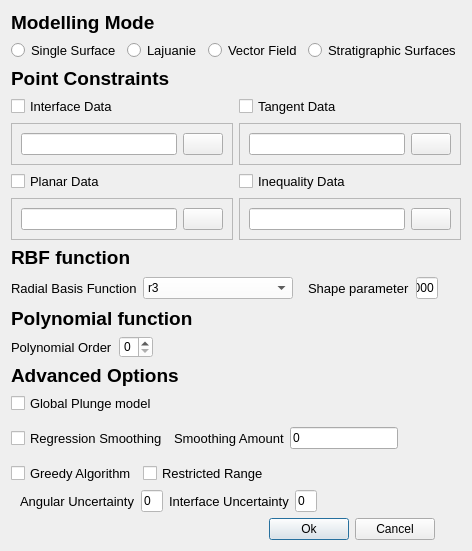
MichaelHillier/surfe, file surfe_lib/ui/input.ui: the form before one commit.
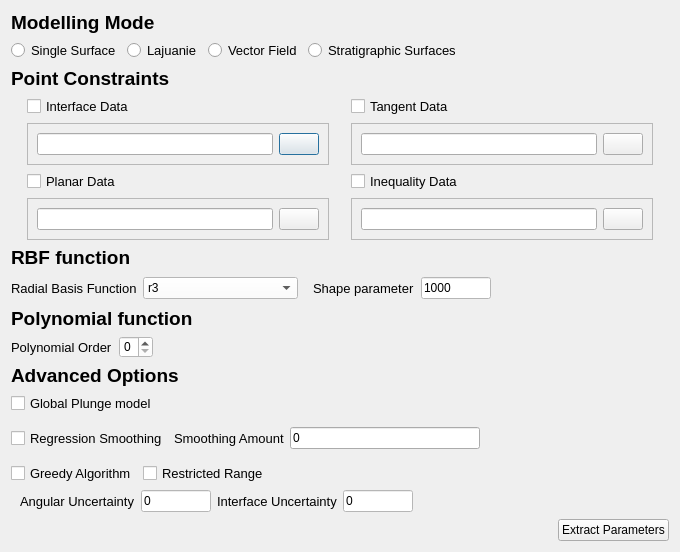
The form after the commit. Icons and pictures are not drawn.

Commit message: Signficantly expanded API. Enhanced GUI. Added the CSV data readers. Added more exceptions. Ready for testing.

```diff
--- a/surfe_lib/ui/input.ui
+++ b/surfe_lib/ui/input.ui
@@ -6,12 +6,12 @@
    <rect>
     <x>0</x>
     <y>0</y>
-    <width>407</width>
-    <height>443</height>
+    <width>680</width>
+    <height>552</height>
    </rect>
   </property>
   <property name="sizePolicy">
-   <sizepolicy hsizetype="Preferred" vsizetype="Preferred">
+   <sizepolicy hsizetype="Minimum" vsizetype="Minimum">
     <horstretch>0</horstretch>
     <verstretch>0</verstretch>
    </sizepolicy>
@@ -19,6 +19,12 @@
   <property name="windowTitle">
    <string>Surfe Input Parameters</string>
   </property>
+  <property name="windowIcon">
+   <iconset resource="resources.qrc">
+    <normaloff>:/images/images/rbf.png</normaloff>:/images/images/rbf.png</iconset>
+  </property>
+  <layout class="QGridLayout" name="gridLayout_8">
+   <item row="0" column="0" colspan="2">
   <layout class="QGridLayout" name="gridLayout_7">
    <item row="0" column="0">
     <widget class="QLabel" name="label_2">
@@ -35,7 +41,7 @@
      </property>
     </widget>
    </item>
-   <item row="1" column="0" colspan="3">
+     <item row="1" column="0">
     <layout class="QHBoxLayout" name="horizontalLayout_7">
      <item>
       <widget class="QRadioButton" name="single_surface_button">
@@ -119,6 +125,198 @@
      </property>
     </widget>
    </item>
+     <item row="3" column="0">
+      <layout class="QGridLayout" name="gridLayout_2">
+       <item row="1" column="0">
+        <widget class="QFrame" name="interface_frame">
+         <property name="enabled">
+          <bool>true</bool>
+         </property>
+         <property name="maximumSize">
+          <size>
+           <width>302</width>
+           <height>16777215</height>
+          </size>
+         </property>
+         <property name="frameShape">
+          <enum>QFrame::StyledPanel</enum>
+         </property>
+         <property name="frameShadow">
+          <enum>QFrame::Raised</enum>
+         </property>
+         <layout class="QGridLayout" name="gridLayout">
+          <item row="0" column="0">
+           <widget class="QLineEdit" name="interface_file_text"/>
+          </item>
+          <item row="0" column="1">
+           <widget class="QPushButton" name="interface_browse_button">
+            <property name="text">
+             <string/>
+            </property>
+            <property name="icon">
+             <iconset resource="resources.qrc">
+              <normaloff>:/images/images/blank-yellow-folder.png</normaloff>:/images/images/blank-yellow-folder.png</iconset>
+            </property>
+           </widget>
+          </item>
+         </layout>
+         <zorder>interface_browse_button</zorder>
+         <zorder>interface_file_text</zorder>
+        </widget>
+       </item>
+       <item row="1" column="1">
+        <widget class="QFrame" name="tangent_frame">
+         <property name="maximumSize">
+          <size>
+           <width>302</width>
+           <height>16777215</height>
+          </size>
+         </property>
+         <property name="frameShape">
+          <enum>QFrame::StyledPanel</enum>
+         </property>
+         <property name="frameShadow">
+          <enum>QFrame::Raised</enum>
+         </property>
+         <layout class="QGridLayout" name="gridLayout_3">
+          <item row="0" column="0">
+           <widget class="QLineEdit" name="tangent_file_text"/>
+          </item>
+          <item row="0" column="1">
+           <widget class="QPushButton" name="tangent_browse_button">
+            <property name="text">
+             <string/>
+            </property>
+            <property name="icon">
+             <iconset resource="resources.qrc">
+              <normaloff>:/images/images/blank-yellow-folder.png</normaloff>:/images/images/blank-yellow-folder.png</iconset>
+            </property>
+           </widget>
+          </item>
+         </layout>
+        </widget>
+       </item>
+       <item row="3" column="0">
+        <widget class="QFrame" name="planar_frame">
+         <property name="maximumSize">
+          <size>
+           <width>302</width>
+           <height>16777215</height>
+          </size>
+         </property>
+         <property name="frameShape">
+          <enum>QFrame::StyledPanel</enum>
+         </property>
+         <property name="frameShadow">
+          <enum>QFrame::Raised</enum>
+         </property>
+         <layout class="QGridLayout" name="gridLayout_4">
+          <item row="0" column="0">
+           <widget class="QLineEdit" name="planar_file_text"/>
+          </item>
+          <item row="0" column="1">
+           <widget class="QPushButton" name="planar_browse_button">
+            <property name="text">
+             <string/>
+            </property>
+            <property name="icon">
+             <iconset resource="resources.qrc">
+              <normaloff>:/images/images/blank-yellow-folder.png</normaloff>:/images/images/blank-yellow-folder.png</iconset>
+            </property>
+           </widget>
+          </item>
+         </layout>
+        </widget>
+       </item>
+       <item row="3" column="1">
+        <widget class="QFrame" name="inequality_frame">
+         <property name="maximumSize">
+          <size>
+           <width>302</width>
+           <height>16777215</height>
+          </size>
+         </property>
+         <property name="frameShape">
+          <enum>QFrame::StyledPanel</enum>
+         </property>
+         <property name="frameShadow">
+          <enum>QFrame::Raised</enum>
+         </property>
+         <layout class="QGridLayout" name="gridLayout_5">
+          <item row="0" column="0">
+           <widget class="QLineEdit" name="inequality_file_text"/>
+          </item>
+          <item row="0" column="1">
+           <widget class="QPushButton" name="inequality_browse_button">
+            <property name="text">
+             <string/>
+            </property>
+            <property name="icon">
+             <iconset resource="resources.qrc">
+              <normaloff>:/images/images/blank-yellow-folder.png</normaloff>:/images/images/blank-yellow-folder.png</iconset>
+            </property>
+           </widget>
+          </item>
+         </layout>
+        </widget>
+       </item>
+       <item row="0" column="1">
+        <widget class="QCheckBox" name="tangent_checkbox">
+         <property name="font">
+          <font>
+           <family>Arial</family>
+           <pointsize>10</pointsize>
+          </font>
+         </property>
+         <property name="text">
+          <string>Tangent Data</string>
+         </property>
+        </widget>
+       </item>
+       <item row="0" column="0">
+        <widget class="QCheckBox" name="interface_checkbox">
+         <property name="font">
+          <font>
+           <family>Arial</family>
+           <pointsize>10</pointsize>
+          </font>
+         </property>
+         <property name="text">
+          <string>Interface Data</string>
+         </property>
+         <property name="checked">
+          <bool>false</bool>
+         </property>
+        </widget>
+       </item>
+       <item row="2" column="1">
+        <widget class="QCheckBox" name="inequality_checkbox">
+         <property name="font">
+          <font>
+           <family>Arial</family>
+           <pointsize>10</pointsize>
+          </font>
+         </property>
+         <property name="text">
+          <string>Inequality Data</string>
+         </property>
+        </widget>
+       </item>
+       <item row="2" column="0">
+        <widget class="QCheckBox" name="planar_checkbox">
+         <property name="font">
+          <font>
+           <family>Arial</family>
+           <pointsize>10</pointsize>
+          </font>
+         </property>
+         <property name="text">
+          <string>Planar Data</string>
+         </property>
+        </widget>
+       </item>
+      </layout>
+     </item>
    <item row="4" column="0">
     <widget class="QLabel" name="label_10">
      <property name="font">
@@ -134,7 +332,7 @@
      </property>
     </widget>
    </item>
-   <item row="5" column="0" colspan="3">
+     <item row="5" column="0">
     <layout class="QHBoxLayout" name="horizontalLayout_2">
      <item>
       <widget class="QLabel" name="label_15">
@@ -342,7 +540,7 @@
      </property>
     </widget>
    </item>
-   <item row="10" column="0" colspan="2">
+     <item row="10" column="0">
     <layout class="QHBoxLayout" name="horizontalLayout">
      <item>
       <widget class="QCheckBox" name="use_regression_smoothing_checkbox">
@@ -392,7 +590,7 @@
      </item>
     </layout>
    </item>
-   <item row="11" column="0" colspan="2">
+     <item row="11" column="0">
     <layout class="QHBoxLayout" name="horizontalLayout_4">
      <item>
       <widget class="QCheckBox" name="greedy_checkbox">
@@ -435,7 +633,7 @@
      </item>
     </layout>
    </item>
-   <item row="12" column="0" colspan="3">
+     <item row="12" column="0">
     <widget class="QFrame" name="uncertainty_frame">
      <property name="frameShape">
       <enum>QFrame::NoFrame</enum>
@@ -524,237 +722,27 @@
      </layout>
     </widget>
    </item>
-   <item row="13" column="1">
-    <layout class="QHBoxLayout" name="horizontalLayout_5">
-     <item>
+    </layout>
+   </item>
+   <item row="1" column="0">
       <spacer name="horizontalSpacer_3">
        <property name="orientation">
         <enum>Qt::Horizontal</enum>
        </property>
        <property name="sizeHint" stdset="0">
         <size>
-         <width>40</width>
+       <width>550</width>
          <height>20</height>
         </size>
        </property>
       </spacer>
      </item>
+   <item row="1" column="1">
+    <layout class="QHBoxLayout" name="horizontalLayout_5">
      <item>
       <widget class="QPushButton" name="ok_button">
        <property name="text">
-        <string>Ok</string>
-       </property>
-      </widget>
-     </item>
-     <item>
-      <widget class="QPushButton" name="cancel_button">
-       <property name="text">
-        <string>Cancel</string>
-       </property>
-      </widget>
-     </item>
-    </layout>
-   </item>
-   <item row="13" column="2">
-    <spacer name="verticalSpacer">
-     <property name="orientation">
-      <enum>Qt::Vertical</enum>
-     </property>
-     <property name="sizeHint" stdset="0">
-      <size>
-       <width>20</width>
-       <height>29</height>
-      </size>
-     </property>
-    </spacer>
-   </item>
-   <item row="3" column="0" colspan="3">
-    <layout class="QGridLayout" name="gridLayout_2">
-     <item row="1" column="0">
-      <widget class="QFrame" name="interface_frame">
-       <property name="enabled">
-        <bool>true</bool>
-       </property>
-       <property name="maximumSize">
-        <size>
-         <width>302</width>
-         <height>16777215</height>
-        </size>
-       </property>
-       <property name="frameShape">
-        <enum>QFrame::StyledPanel</enum>
-       </property>
-       <property name="frameShadow">
-        <enum>QFrame::Raised</enum>
-       </property>
-       <layout class="QGridLayout" name="gridLayout">
-        <item row="0" column="0">
-         <widget class="QLineEdit" name="interface_file_text"/>
-        </item>
-        <item row="0" column="1">
-         <widget class="QPushButton" name="interface_browse_button">
-          <property name="text">
-           <string/>
-          </property>
-          <property name="icon">
-           <iconset resource="../../surfe_lib/ui/resources.qrc">
-            <normaloff>:/images/images/blank-yellow-folder.png</normaloff>:/images/images/blank-yellow-folder.png</iconset>
-          </property>
-         </widget>
-        </item>
-       </layout>
-       <zorder>interface_browse_button</zorder>
-       <zorder>interface_file_text</zorder>
-      </widget>
-     </item>
-     <item row="1" column="1">
-      <widget class="QFrame" name="tangent_frame">
-       <property name="maximumSize">
-        <size>
-         <width>302</width>
-         <height>16777215</height>
-        </size>
-       </property>
-       <property name="frameShape">
-        <enum>QFrame::StyledPanel</enum>
-       </property>
-       <property name="frameShadow">
-        <enum>QFrame::Raised</enum>
-       </property>
-       <layout class="QGridLayout" name="gridLayout_3">
-        <item row="0" column="0">
-         <widget class="QLineEdit" name="tangent_file_text"/>
-        </item>
-        <item row="0" column="1">
-         <widget class="QPushButton" name="tangent_browse_button">
-          <property name="text">
-           <string/>
-          </property>
-          <property name="icon">
-           <iconset resource="../../surfe_lib/ui/resources.qrc">
-            <normaloff>:/images/images/blank-yellow-folder.png</normaloff>:/images/images/blank-yellow-folder.png</iconset>
-          </property>
-         </widget>
-        </item>
-       </layout>
-      </widget>
-     </item>
-     <item row="3" column="0">
-      <widget class="QFrame" name="planar_frame">
-       <property name="maximumSize">
-        <size>
-         <width>302</width>
-         <height>16777215</height>
-        </size>
-       </property>
-       <property name="frameShape">
-        <enum>QFrame::StyledPanel</enum>
-       </property>
-       <property name="frameShadow">
-        <enum>QFrame::Raised</enum>
-       </property>
-       <layout class="QGridLayout" name="gridLayout_4">
-        <item row="0" column="0">
-         <widget class="QLineEdit" name="planar_file_text"/>
-        </item>
-        <item row="0" column="1">
-         <widget class="QPushButton" name="planar_browse_button">
-          <property name="text">
-           <string/>
-          </property>
-          <property name="icon">
-           <iconset resource="../../surfe_lib/ui/resources.qrc">
-            <normaloff>:/images/images/blank-yellow-folder.png</normaloff>:/images/images/blank-yellow-folder.png</iconset>
-          </property>
-         </widget>
-        </item>
-       </layout>
-      </widget>
-     </item>
-     <item row="3" column="1">
-      <widget class="QFrame" name="inequality_frame">
-       <property name="maximumSize">
-        <size>
-         <width>302</width>
-         <height>16777215</height>
-        </size>
-       </property>
-       <property name="frameShape">
-        <enum>QFrame::StyledPanel</enum>
-       </property>
-       <property name="frameShadow">
-        <enum>QFrame::Raised</enum>
-       </property>
-       <layout class="QGridLayout" name="gridLayout_5">
-        <item row="0" column="0">
-         <widget class="QLineEdit" name="inequality_file_text"/>
-        </item>
-        <item row="0" column="1">
-         <widget class="QPushButton" name="inequality_browse_button">
-          <property name="text">
-           <string/>
-          </property>
-          <property name="icon">
-           <iconset resource="../../surfe_lib/ui/resources.qrc">
-            <normaloff>:/images/images/blank-yellow-folder.png</normaloff>:/images/images/blank-yellow-folder.png</iconset>
-          </property>
-         </widget>
-        </item>
-       </layout>
-      </widget>
-     </item>
-     <item row="0" column="1">
-      <widget class="QCheckBox" name="tangent_checkbox">
-       <property name="font">
-        <font>
-         <family>Arial</family>
-         <pointsize>10</pointsize>
-        </font>
-       </property>
-       <property name="text">
-        <string>Tangent Data</string>
-       </property>
-      </widget>
-     </item>
-     <item row="0" column="0">
-      <widget class="QCheckBox" name="interface_checkbox">
-       <property name="font">
-        <font>
-         <family>Arial</family>
-         <pointsize>10</pointsize>
-        </font>
-       </property>
-       <property name="text">
-        <string>Interface Data</string>
-       </property>
-       <property name="checked">
-        <bool>false</bool>
-       </property>
-      </widget>
-     </item>
-     <item row="2" column="1">
-      <widget class="QCheckBox" name="inequality_checkbox">
-       <property name="font">
-        <font>
-         <family>Arial</family>
-         <pointsize>10</pointsize>
-        </font>
-       </property>
-       <property name="text">
-        <string>Inequality Data</string>
-       </property>
-      </widget>
-     </item>
-     <item row="2" column="0">
-      <widget class="QCheckBox" name="planar_checkbox">
-       <property name="font">
-        <font>
-         <family>Arial</family>
-         <pointsize>10</pointsize>
-        </font>
-       </property>
-       <property name="text">
-        <string>Planar Data</string>
+        <string>Extract Parameters</string>
        </property>
       </widget>
      </item>
```
Left out of the diff: 5 changed lines with no effect on the pictures. Lines whose indentation alone changed are shown as unchanged. The commit also changes 13 other files.
